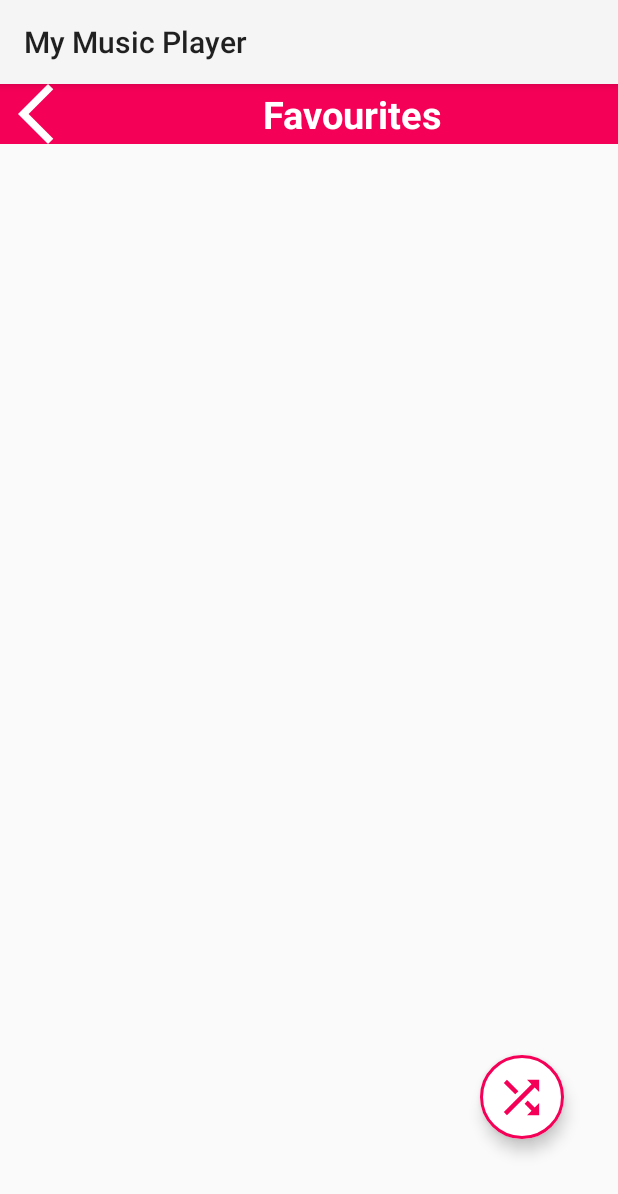
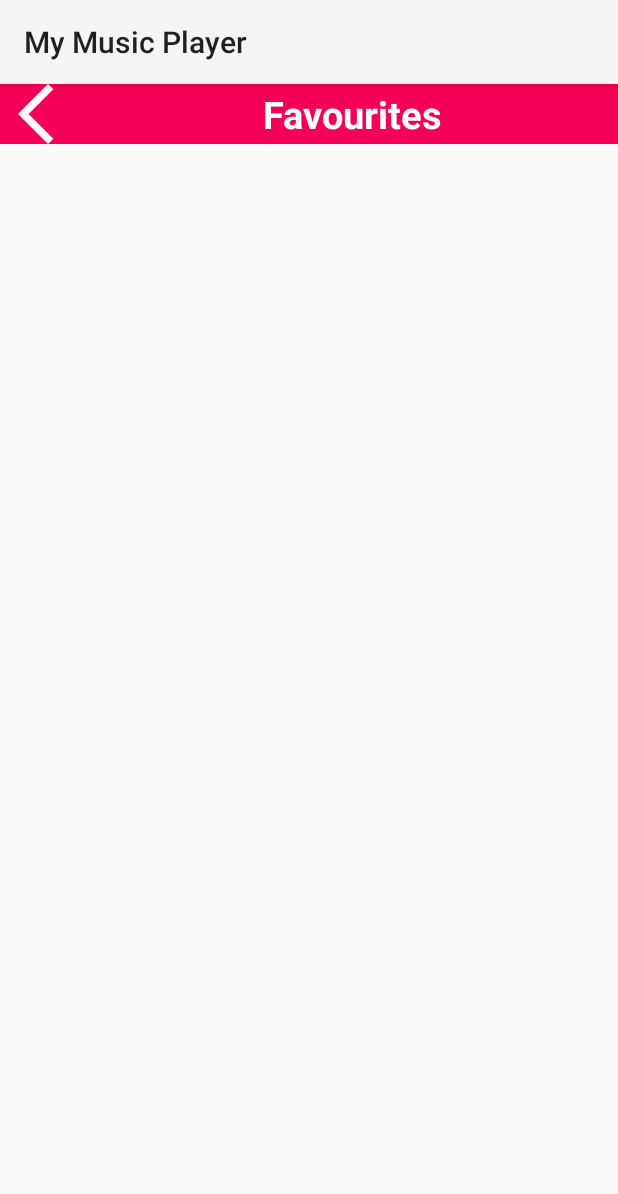
Before and after one commit to codecstasy/Android-Project-2-2, an Android app: the screen it shows after launch (Favourite_Activity), after a tap on "Favourites", on a phone screen of 412 x 824 dp. Shown: the top 1194 px of the screen. Run offline under Robolectric (Android 15) with nearby library versions, the light colour scheme and no system bars.

Commit message:
Favourite functionality finish

```diff
--- a/app/build.gradle
+++ b/app/build.gradle
@@ -52,6 +52,8 @@ dependencies {
     implementation 'com.github.bumptech.glide:glide:4.12.0'
     annotationProcessor 'com.github.bumptech.glide:compiler:4.12.0'
 
+     //for storing objects in shared preference
 
+     implementation 'com.google.code.gson:gson:2.8.6'
 
 }
--- a/app/src/main/java/com/example/mymusicplayer/Favourite_Activity.kt
+++ b/app/src/main/java/com/example/mymusicplayer/Favourite_Activity.kt
@@ -1,18 +1,42 @@
 package com.example.mymusicplayer
 
+import android.content.Intent
 import android.os.Bundle
+import android.view.View
+import android.widget.Toast
 import androidx.appcompat.app.AppCompatActivity
+import androidx.recyclerview.widget.GridLayoutManager
+import androidx.recyclerview.widget.LinearLayoutManager
 import com.example.mymusicplayer.databinding.ActivityFavouriteBinding
 
 
 class Favourite_Activity : AppCompatActivity() {
+    private lateinit var adapter: FavouriteAdapter
+    private lateinit var binding: ActivityFavouriteBinding
 
-    private lateinit var binding: ActivityFavouriteBinding
+    companion object{
+        var favouriteSongs: ArrayList<Music> = ArrayList()
+    }
     override fun onCreate(savedInstanceState: Bundle?) {
         super.onCreate(savedInstanceState)
         setTheme(androidx.appcompat.R.style.Theme_AppCompat_DayNight)
         binding= ActivityFavouriteBinding.inflate(layoutInflater)
         setContentView(binding.root)
+
         binding.backBtnFA.setOnClickListener { finish() }
+        binding.favouriteRV.setHasFixedSize(true)
+        binding.favouriteRV.setItemViewCacheSize(14)
+        binding.favouriteRV.layoutManager = GridLayoutManager(this,4)
+        adapter = FavouriteAdapter( this, favouriteSongs)
+        binding.favouriteRV.adapter = adapter
+        if(favouriteSongs.size <1) binding.shuffleBtnFA.visibility = View.INVISIBLE
+        binding.shuffleBtnFA.setOnClickListener {
+
+            Toast.makeText(this, "Button Clicked", Toast.LENGTH_SHORT).show()
+            val intent = Intent(this,PlayerActivity::class.java)
+            intent.putExtra("index", 0)
+            intent.putExtra("class","FavouriteShuffle")
+            startActivity(intent)
+        }
     }
 }
--- a/app/src/main/java/com/example/mymusicplayer/MainActivity.kt
+++ b/app/src/main/java/com/example/mymusicplayer/MainActivity.kt
@@ -16,6 +16,8 @@ import androidx.core.app.ActivityCompat
 import androidx.recyclerview.widget.LinearLayoutManager
 import com.example.mymusicplayer.databinding.ActivityMainBinding
 import com.google.android.material.dialog.MaterialAlertDialogBuilder
+import com.google.gson.GsonBuilder
+import com.google.gson.reflect.TypeToken
 import java.io.File
 import kotlin.system.exitProcess
 
@@ -41,8 +43,18 @@ class MainActivity : AppCompatActivity() {
         binding.root.addDrawerListener(toggle)
         toggle.syncState()
         supportActionBar?.setDisplayHomeAsUpEnabled(true)
-        if(requestRuntimePermission())
-        initializeLayout()
+        if(requestRuntimePermission()) {
+            initializeLayout()
+            // for retrieving favourites data using shared preferences
+            Favourite_Activity.favouriteSongs = ArrayList()
+            val editor = getSharedPreferences("FAVOURITES", MODE_PRIVATE)
+            val jsonString =  editor.getString("FavouriteSongs",null)
+            val typeToken = object : TypeToken<ArrayList<Music>>(){}.type
+            if(jsonString!= null){
+                val data : ArrayList<Music> = GsonBuilder().create().fromJson(jsonString,typeToken)
+                Favourite_Activity.favouriteSongs.addAll(data)
+            }
+        }
 
 
 
@@ -189,4 +201,13 @@ class MainActivity : AppCompatActivity() {
         }
     }
 
+    override fun onResume() {
+        super.onResume()
+        // for sharing favourites data using shared preferences
+        val editor = getSharedPreferences("FAVOURITES", MODE_PRIVATE).edit()
+        val jsonString = GsonBuilder().create().toJson(Favourite_Activity.favouriteSongs)
+        editor.putString("FavouriteSongs",jsonString)
+        editor.apply()
+    }
+
 }
--- /dev/null
+++ b/app/src/main/res/drawable/delete_icon.xml
@@ -0,0 +1,5 @@
+<vector android:height="24dp" android:tint="#000000"
+    android:viewportHeight="24" android:viewportWidth="24"
+    android:width="24dp" xmlns:android="http://schemas.android.com/apk/res/android">
+    <path android:fillColor="@android:color/white" android:pathData="M6,19c0,1.1 0.9,2 2,2h8c1.1,0 2,-0.9 2,-2V7H6v12zM19,4h-3.5l-1,-1h-5l-1,1H5v2h14V4z"/>
+</vector>
--- a/app/src/main/res/layout/activity_favourite.xml
+++ b/app/src/main/res/layout/activity_favourite.xml
@@ -7,6 +7,7 @@
     tools:context=".Favourite_Activity">
 
     <LinearLayout
+        android:id="@+id/linearLayout"
         android:layout_width="match_parent"
         android:layout_height="wrap_content"
         android:orientation="horizontal"
@@ -37,8 +38,20 @@
             android:textStyle="bold"/>
 
     </LinearLayout>
+    <androidx.recyclerview.widget.RecyclerView
+        android:id="@+id/favouriteRV"
+        android:layout_width="match_parent"
+        android:layout_height="wrap_content"
+        app:layout_constraintStart_toStartOf="parent"
+        app:layout_constraintEnd_toStartOf="parent"
+        app:layout_constraintTop_toBottomOf="@id/linearLayout"
+        android:scrollbarThumbVertical="@drawable/scroll_bar_icon"
+        android:scrollbars="vertical"
+        android:paddingBottom="40dp"
+        android:layout_marginTop="10dp"/>
 
     <com.google.android.material.floatingactionbutton.ExtendedFloatingActionButton
+        android:id="@+id/shuffleBtnFA"
         android:layout_width="wrap_content"
         android:layout_height="wrap_content"
         android:backgroundTint="@color/white"
--- a/app/src/main/res/layout/activity_player.xml
+++ b/app/src/main/res/layout/activity_player.xml
@@ -37,11 +37,12 @@
             android:layout_weight="1"
             tools:ignore="NestedWeights" />
         <ImageButton
+            android:id="@+id/favouriteBtnPA"
             android:layout_width="wrap_content"
             android:layout_height="wrap_content"
             android:src="@drawable/favourite_empty_icon"
             android:background="@android:color/transparent"
-            android:layout_marginEnd="5dp"
+            android:layout_marginEnd="15dp"
             app:tint="@android:color/holo_red_dark"
             android:contentDescription="@string/favourites_btn" />
 
--- a/app/src/main/res/values/strings.xml
+++ b/app/src/main/res/values/strings.xml
@@ -25,4 +25,7 @@
     <string name="min_15">15 Miutes </string>
     <string name="min_30">30 Miutes </string>
     <string name="min_60">60 Miutes </string>
+    <string name="song_img">Song Image</string>
+    <string name="playlist_name">Playlist Name</string>
+    <string name="playlist_delete">Delete</string>
 </resources>
```
Also changed, not shown: app/src/main/java/com/example/mymusicplayer/FavouriteAdapter.kt (added, +51 -0 lines), app/src/main/java/com/example/mymusicplayer/Music.kt (+10 -0 lines), app/src/main/java/com/example/mymusicplayer/PlayerActivity.kt (+33 -0 lines), app/src/main/res/layout/favourite_view.xml (added, +28 -0 lines), app/src/main/res/layout/playlist_view.xml (added, +40 -0 lines).
